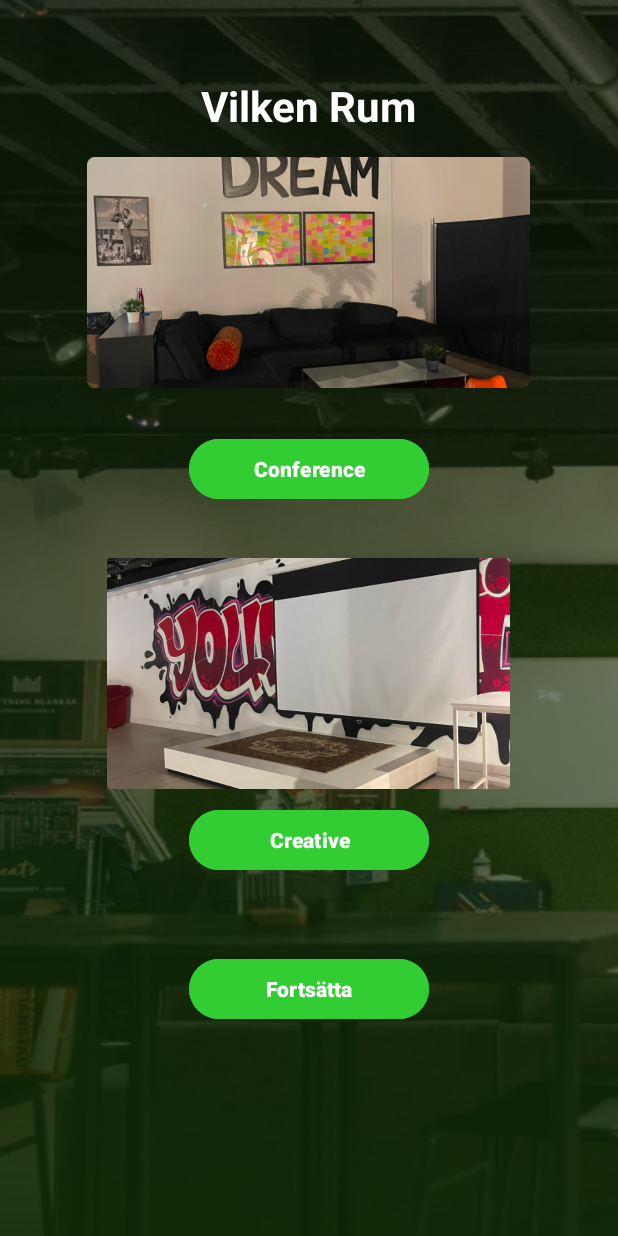
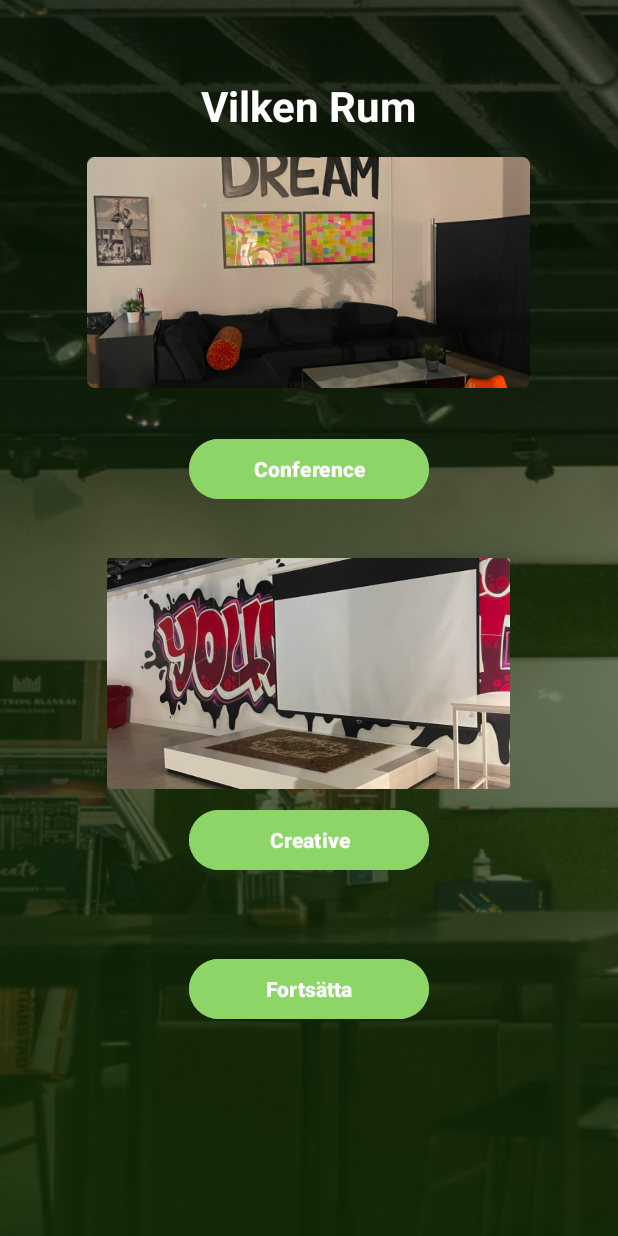
Before and after one commit to engNesta/SpacesbyYG, an Android app: the RoomSelectionActivity screen opened directly, with no data from a screen before it, on a phone screen of 412 x 824 dp. Run offline under Robolectric (Android 15) with nearby library versions, the phone set to English and light mode, and no system bars.

Commit message:
Changing UI Components ( Button colours)

```diff
--- a/app/src/main/res/layout/activity_admin_login.xml
+++ b/app/src/main/res/layout/activity_admin_login.xml
@@ -77,7 +77,7 @@
         android:id="@+id/loginButton"
         android:layout_width="160dp"
         android:layout_height="wrap_content"
-        android:backgroundTint="#32CD32"
+        android:backgroundTint="#8ED567"
         android:padding="15dp"
         android:text="Login"
         android:textSize="20sp"
--- a/app/src/main/res/layout/activity_admin_portal.xml
+++ b/app/src/main/res/layout/activity_admin_portal.xml
@@ -23,7 +23,7 @@
         android:layout_marginBottom="16dp"
         android:text="View Analytics"
         android:textColor="#FFFFFF"
-        android:backgroundTint="#6FBF73"
+        android:backgroundTint="#8ED567"
         android:minHeight="48dp"
         android:padding="12dp"
         android:fontFamily="sans-serif-medium"
@@ -36,7 +36,7 @@
         android:layout_height="wrap_content"
         android:text="Logga ut"
         android:textColor="#FFFFFF"
-        android:backgroundTint="#6FBF73"
+        android:backgroundTint="#8ED567"
         android:minHeight="48dp"
         android:padding="12dp"
         android:fontFamily="sans-serif-medium"
--- a/app/src/main/res/layout/activity_main.xml
+++ b/app/src/main/res/layout/activity_main.xml
@@ -36,7 +36,7 @@
             android:layout_height="wrap_content"
             android:text="Boka tid"
             android:layout_marginBottom="16dp"
-            android:backgroundTint="#32CD32"
+            android:backgroundTint="#8ED567"
             android:minHeight="48dp"
             android:minWidth="200dp"
             android:textColor="#FFFFFF" />
@@ -47,7 +47,7 @@
             android:layout_width="wrap_content"
             android:layout_height="wrap_content"
             android:text="Admin Portal"
-            android:backgroundTint="#32CD32"
+            android:backgroundTint="#8ED567"
             android:minHeight="48dp"
             android:minWidth="200dp"
             android:textColor="#FFFFFF"/>
--- a/app/src/main/res/layout/activity_room_selection.xml
+++ b/app/src/main/res/layout/activity_room_selection.xml
@@ -33,7 +33,7 @@
         android:textStyle="bold"
         android:text="Conference"
         android:layout_marginBottom="35dp"
-        android:backgroundTint="#32CD32" />
+        android:backgroundTint="#8ED567" />
 
     <ImageView
         android:layout_width="295dp"
@@ -48,7 +48,7 @@
         android:textStyle="bold"
         android:text="Creative"
         android:layout_marginBottom="35dp"
-        android:backgroundTint="#32CD32" />
+        android:backgroundTint="#8ED567" />
 
     <Button
         android:id="@+id/continueButton"
@@ -57,7 +57,7 @@
         android:textStyle="bold"
         android:textColor="@color/white"
         android:text="Fortsätta"
-        android:backgroundTint="#32CD32"
+        android:backgroundTint="#8ED567"
         android:layout_marginTop="16dp"
         android:enabled="false" /> <!-- Disabled initially -->
     </LinearLayout>
--- a/app/src/main/res/layout/activity_thank_you.xml
+++ b/app/src/main/res/layout/activity_thank_you.xml
@@ -43,7 +43,7 @@
             android:layout_width="wrap_content"
             android:layout_height="wrap_content"
             android:text="Boka om"
-            android:backgroundTint="#32CD32"
+            android:backgroundTint="#8ED567"
             android:layout_marginEnd="16dp"
             android:minHeight="48dp"
             android:padding="8dp" />
@@ -55,7 +55,7 @@
             android:layout_height="wrap_content"
             android:text="Utgång"
             android:minHeight="48dp"
-            android:backgroundTint="#32CD32"
+            android:backgroundTint="#8ED567"
             android:padding="8dp" />
     </LinearLayout>
 </LinearLayout>
--- a/app/src/main/res/layout/activity_time_selection.xml
+++ b/app/src/main/res/layout/activity_time_selection.xml
@@ -42,6 +42,7 @@
         android:id="@+id/continueButton"
         android:layout_width="match_parent"
         android:layout_height="wrap_content"
+
         android:text="Fortsätta"
         android:layout_marginTop="16dp"
         android:enabled="false" />
@@ -50,7 +51,7 @@
     <Button
         android:id="@+id/backToRoomsButton"
         android:layout_width="match_parent"
-        android:backgroundTint="@color/lime_green"
+        android:backgroundTint="#8ED567"
         android:layout_height="wrap_content"
         android:text="Tillbaka till rum"
         android:layout_marginTop="16dp" />
--- a/app/src/main/res/layout/activity_user_info.xml
+++ b/app/src/main/res/layout/activity_user_info.xml
@@ -100,7 +100,7 @@
         android:layout_height="wrap_content"
         android:text="Bekräfta"
         android:textColor="#FFFFFF"
-        android:backgroundTint="#6FBF73"
+        android:backgroundTint="#8ED567"
         android:minHeight="48dp"
         android:padding="12dp"
         android:layout_marginTop="16dp"
@@ -114,7 +114,7 @@
         android:layout_height="wrap_content"
         android:text="Tillbaka till tid och kalender"
         android:textColor="#FFFFFF"
-        android:backgroundTint="#6FBF73"
+        android:backgroundTint="#8ED567"
         android:minHeight="48dp"
         android:padding="12dp"
         android:layout_marginTop="16dp"
```
